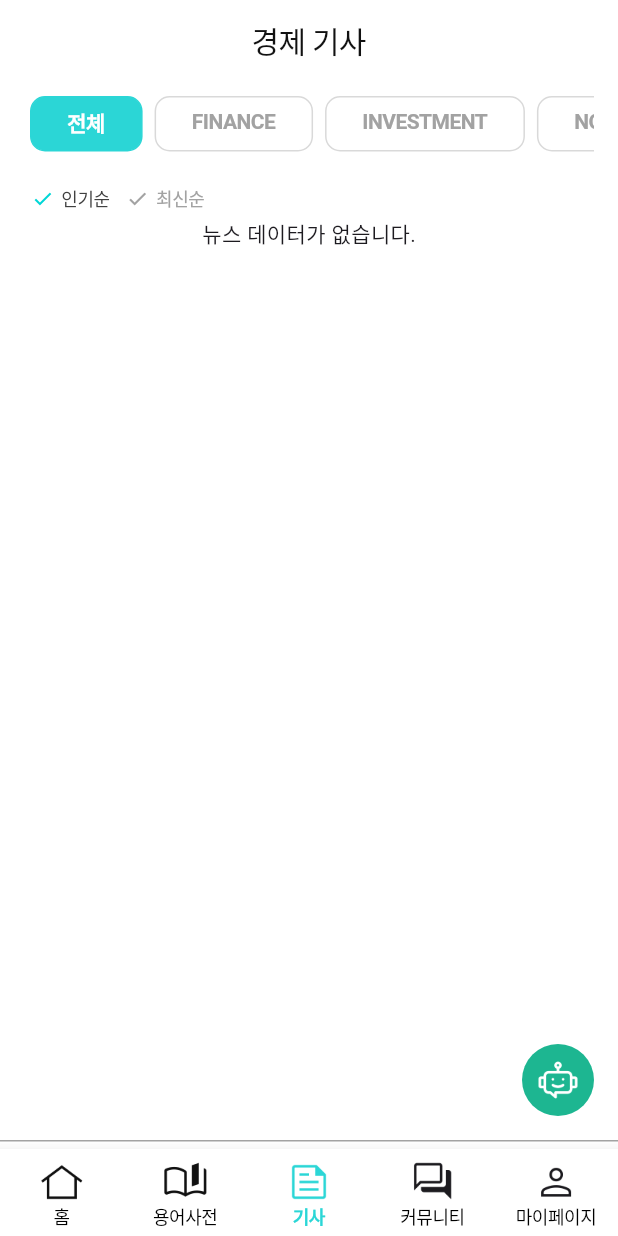
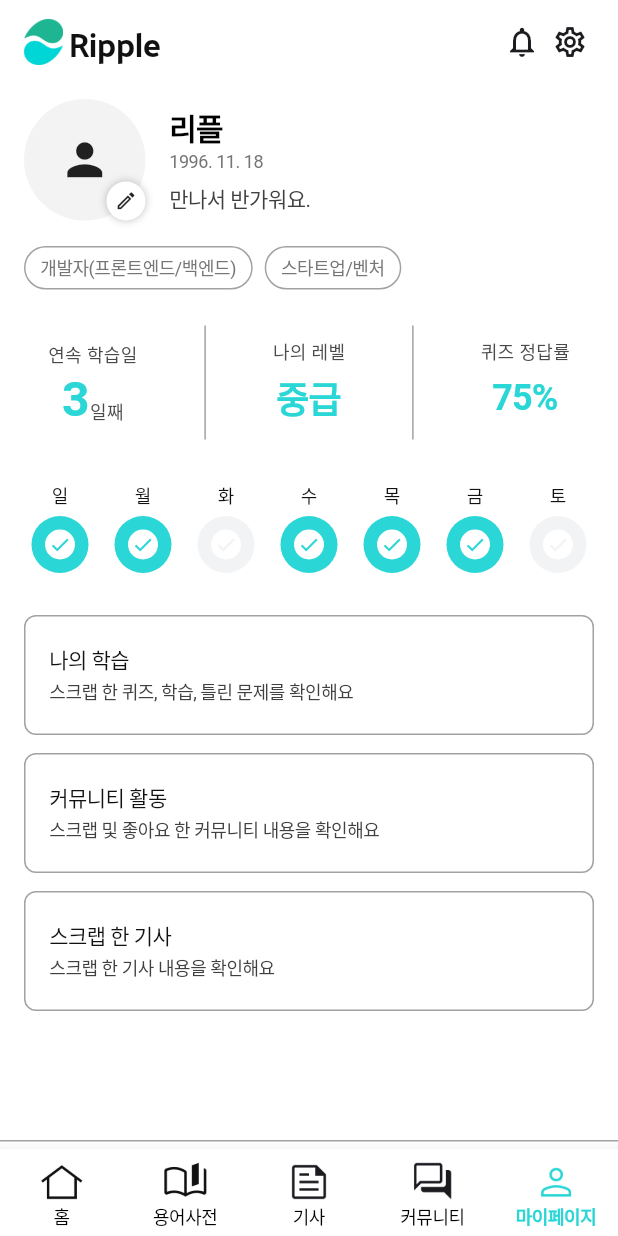
Before and after one commit to dayoung20/10th-Economic-Learning-FE, a Flutter app: the screen it shows after launch, on a phone screen of 412 x 824 dp. Run offline on Flutter 3.47's test engine with Material 3 defaults, Android fonts, the phone set to English and light mode, and no system bars; our stand-ins replace flutter_dotenv, get, go_router, image_picker, webview_flutter; missing offline and left inert: kakao_flutter_sdk_user; Roboto replaces fonts that are missing (Noto).

Commit message:
FEAT: 마이페이지 홈 화면 구성

```diff
--- a/economic_fe/lib/data/services/image_picker_service.dart
+++ b/economic_fe/lib/data/services/image_picker_service.dart
@@ -1,3 +1,4 @@
+import 'package:flutter/material.dart';
 import 'package:image_picker/image_picker.dart';
 
 class ImagePickerService {
@@ -8,8 +9,77 @@ class ImagePickerService {
     return await _picker.pickImage(source: ImageSource.gallery);
   }
 
-  // 카메라로 사진 찍기
+  // 카메라로 이미지 캡처
   Future<XFile?> pickImageFromCamera() async {
     return await _picker.pickImage(source: ImageSource.camera);
   }
+
+  // 프로필 사진 선택 다이얼로그
+  Future<XFile?> showImagePickerDialog(BuildContext context) async {
+    return await showDialog<XFile?>(
+      context: context,
+      builder: (context) {
+        return Dialog(
+          backgroundColor: Colors.white,
+          child: Container(
+            padding: const EdgeInsets.symmetric(vertical: 25, horizontal: 27),
+            child: Column(
+              mainAxisSize: MainAxisSize.min, // 다이얼로그 크기를 내용에 맞게 조정
+              crossAxisAlignment: CrossAxisAlignment.start,
+              children: [
+                const Text(
+                  '프로필 사진',
+                  style: TextStyle(
+                    color: Color(0xFF111111),
+                    fontSize: 24,
+                    fontWeight: FontWeight.w600,
+                    height: 1.30,
+                    letterSpacing: -0.60,
+                  ),
+                ),
+                const SizedBox(
+                  height: 25.5,
+                ),
+                // 사진첩 버튼
+                GestureDetector(
+                  onTap: () async {
+                    Navigator.pop(context, await pickImageFromGallery());
+                  },
+                  child: const Text(
+                    '사진첩',
+                    style: TextStyle(
+                      color: Color(0xFF111111),
+                      fontSize: 20,
+                      fontWeight: FontWeight.w400,
+                      height: 1.30,
+                      letterSpacing: -0.50,
+                    ),
+                  ),
+                ),
+                const SizedBox(
+                  height: 28,
+                ),
+                // 카메라 버튼
+                GestureDetector(
+                  onTap: () async {
+                    Navigator.pop(context, await pickImageFromCamera());
+                  },
+                  child: const Text(
+                    '카메라',
+                    style: TextStyle(
+                      color: Color(0xFF111111),
+                      fontSize: 20,
+                      fontWeight: FontWeight.w400,
+                      height: 1.30,
+                      letterSpacing: -0.50,
+                    ),
+                  ),
+                ),
+              ],
+            ),
+          ),
+        );
+      },
+    );
+  }
 }
--- a/economic_fe/lib/data/services/user_router.dart
+++ b/economic_fe/lib/data/services/user_router.dart
@@ -16,6 +16,7 @@ import 'package:economic_fe/view/screens/home_page.dart';
 import 'package:economic_fe/view/screens/learning_set/learning_list_page.dart';
 import 'package:economic_fe/view/screens/leveltest_result_page.dart';
 import 'package:economic_fe/view/screens/login/login_exist_page.dart';
+import 'package:economic_fe/view/screens/mypage/mypage_home_page.dart';
 
 import 'package:economic_fe/view/screens/onboarding/onboarding_card_page.dart';
 
@@ -178,6 +179,11 @@ class UserRouter {
         name: '/finish',
         page: () => const FinishPage(),
       ),
+      // 마이페이지
+      GetPage(
+        name: '/mypage',
+        page: () => const MypageHomePage(),
+      ),
     ];
   }
 }
--- a/economic_fe/lib/main.dart
+++ b/economic_fe/lib/main.dart
@@ -21,7 +21,7 @@ class RippleApp extends StatelessWidget {
   Widget build(BuildContext context) {
     return GetMaterialApp(
       title: 'Ripple',
-      initialRoute: '/article',
+      initialRoute: '/mypage',
       getPages: UserRouter.getPages(), // 라우트 설정
     );
   }
--- /dev/null
+++ b/economic_fe/lib/view/screens/mypage/mypage_home_page.dart
@@ -0,0 +1,517 @@
+import 'dart:io';
+
+import 'package:economic_fe/utils/screen_utils.dart';
+import 'package:economic_fe/view/theme/palette.dart';
+import 'package:economic_fe/view/widgets/custom_bottom_bar.dart';
+import 'package:economic_fe/view/widgets/profile_setting/profile_button_unselected.dart';
+import 'package:economic_fe/view_model/mypage/mypage_home_controller.dart';
+import 'package:flutter/material.dart';
+import 'package:get/get.dart';
+
+class MypageHomePage extends StatefulWidget {
+  const MypageHomePage({super.key});
+
+  @override
+  State<MypageHomePage> createState() => _MypageHomePageState();
+}
+
+class _MypageHomePageState extends State<MypageHomePage> {
+  final MypageHomeController controller = Get.put(MypageHomeController());
+
+  @override
+  Widget build(BuildContext context) {
+    return Scaffold(
+      backgroundColor: Palette.background,
+      appBar: AppBar(
+        backgroundColor: Palette.background,
+        forceMaterialTransparency: true,
+        automaticallyImplyLeading: false,
+        title: Row(
+          children: [
+            Image.asset(
+              'assets/icon.png',
+              width: 25.88,
+              height: 31.74,
+            ),
+            const SizedBox(
+              width: 4,
+            ),
+            const Text(
+              'Ripple',
+              style: TextStyle(
+                color: Color(0xFF111111),
+                fontSize: 22.40,
+                fontFamily: 'Palanquin',
+                fontWeight: FontWeight.w400,
+                letterSpacing: -0.45,
+              ),
+            ),
+          ],
+        ),
+        actions: [
+          GestureDetector(
+            onTap: () {}, // 알림 화면으로
+            child: const Icon(
+              Icons.notifications_none,
+              size: 24,
+              color: Color(0xff1c1b1f),
+            ),
+          ),
+          Padding(
+            padding: const EdgeInsets.only(right: 20, left: 8),
+            child: GestureDetector(
+              onTap: () {}, // 설정 화면으로
+              child: const Icon(
+                Icons.settings_outlined,
+                size: 24,
+                color: Color(0xff1c1b1f),
+              ),
+            ),
+          ),
+        ],
+      ),
+      bottomNavigationBar: const CustomBottomBar(currentIndex: 4),
+      body: Padding(
+        padding: const EdgeInsets.symmetric(horizontal: 16),
+        child: ListView(
+          children: [
+            Padding(
+              padding: const EdgeInsets.only(top: 10),
+              child: Row(
+                children: [
+                  // 사용자 프로필 사진
+                  SizedBox(
+                    height: 81,
+                    child: Stack(
+                      children: [
+                        Container(
+                          width: 81,
+                          height: 81,
+                          decoration: ShapeDecoration(
+                            color: const Color(0xFFF3F3F3),
+                            shape: RoundedRectangleBorder(
+                              borderRadius: BorderRadius.circular(43),
+                            ),
+                          ),
+                          child: Obx(() {
+                            return controller.selectedProfileImage.value != null
+                                ? ClipOval(
+                                    child: Image.file(
+                                      File(controller
+                                          .selectedProfileImage.value!),
+                                      fit: BoxFit.cover,
+                                      width: 81,
+                                      height: 81,
+                                    ),
+                                  )
+                                : const Icon(
+                                    Icons.person,
+                                    size: 35,
+                                  );
+                          }),
+                        ),
+                        Positioned(
+                          bottom: 0,
+                          right: 0,
+                          // 카메라 버튼
+                          child: GestureDetector(
+                            onTap: () {
+                              controller.selectProfileImage(context);
+                            },
+                            child: Container(
+                              width: 26,
+                              height: 26,
+                              decoration: ShapeDecoration(
+                                color: Colors.white,
+                                shape: RoundedRectangleBorder(
+                                  borderRadius: BorderRadius.circular(26),
+                                ),
+                                shadows: const [
+                                  BoxShadow(
+                                    color: Color(0x3F000000),
+                                    blurRadius: 4,
+                                    offset: Offset(0, 0),
+                                    spreadRadius: 0,
+                                  )
+                                ],
+                              ),
+                              child: const Icon(
+                                Icons.edit_outlined,
+                                size: 15,
+                              ),
+                            ),
+                          ),
+                        ),
+                      ],
+                    ),
+                  ),
+                  const SizedBox(
+                    width: 16,
+                  ),
+                  const Column(
+                    crossAxisAlignment: CrossAxisAlignment.start,
+                    children: [
+                      // 사용자 이름
+                      Text(
+                        '리플',
+                        style: TextStyle(
+                          color: Colors.black,
+                          fontSize: 20,
+                          fontWeight: FontWeight.w600,
+                          height: 1.40,
+                          letterSpacing: -0.50,
+                        ),
+                      ),
+                      // 생년월일
+                      Text(
+                        '1996. 11. 18',
+                        style: TextStyle(
+                          color: Color(0xFF767676),
+                          fontSize: 12,
+                          fontWeight: FontWeight.w400,
+                          height: 1.50,
+                          letterSpacing: -0.30,
+                        ),
+                      ),
+                      SizedBox(
+                        height: 6,
+                      ),
+                      // 한 줄 소개
+                      Text(
+                        '만나서 반가워요.',
+                        style: TextStyle(
+                          color: Color(0xFF404040),
+                          fontSize: 14,
+                          fontWeight: FontWeight.w400,
+                          height: 1.30,
+                          letterSpacing: -0.35,
+                        ),
+                      ),
+                    ],
+                  ),
+                ],
+              ),
+            ),
+            const Padding(
+              padding: EdgeInsets.only(top: 17),
+              child: Row(
+                children: [
+                  // 직무
+                  JobContainer(text: '개발자(프론트엔드/백엔드)'),
+                  SizedBox(
+                    width: 8,
+                  ),
+                  // 업종
+                  JobContainer(text: '스타트업/벤처'),
+                ],
+              ),
+            ),
+            const SizedBox(
+              height: 24,
+            ),
+            Padding(
+              padding: const EdgeInsets.symmetric(horizontal: 16),
+              child: Row(
+                mainAxisAlignment: MainAxisAlignment.spaceBetween,
+                children: [
+                  const Column(
+                    children: [
+                      Text(
+                        '연속 학습일',
+                        style: TextStyle(
+                          color: Color(0xFF4A4A4A),
+                          fontSize: 12,
+                          fontWeight: FontWeight.w400,
+                          height: 0.80,
+                        ),
+                      ),
+                      SizedBox(
+                        height: 11,
+                      ),
+                      Row(
+                        crossAxisAlignment: CrossAxisAlignment.end,
+                        children: [
+                          // 연속 학습일 수
+                          Text(
+                            '3',
+                            style: TextStyle(
+                              color: Color(0xFF2AD6D6),
+                              fontSize: 32,
+                              fontWeight: FontWeight.w600,
+                              height: 0.80,
+                            ),
+                          ),
+                          Text(
+                            '일째',
+                            style: TextStyle(
+                              color: Color(0xFF4A4A4A),
+                              fontSize: 12,
+                              fontWeight: FontWeight.w400,
+                              height: 0.80,
+                            ),
+                          ),
+                        ],
+                      ),
+                    ],
+                  ),
+                  Container(
+                    width: 1,
+                    height: 76,
+                    color: const Color(0xffa2a2a2),
+                  ),
+                  const Column(
+                    children: [
+                      Text(
+                        '나의 레벨',
+                        style: TextStyle(
+                          color: Color(0xFF4A4A4A),
+                          fontSize: 12,
+                          fontWeight: FontWeight.w400,
+                          height: 0.80,
+                        ),
+                      ),
+                      SizedBox(
+                        height: 9,
+                      ),
+                      // 나의 레벨
+                      Text(
+                        '중급',
+                        style: TextStyle(
+                          color: Color(0xFF2AD6D6),
+                          fontSize: 24,
+                          fontWeight: FontWeight.w700,
+                          height: 1.30,
+                          letterSpacing: -0.60,
+                        ),
+                      ),
+                    ],
+                  ),
+                  Container(
+                    width: 1,
+                    height: 76,
+                    color: const Color(0xffa2a2a2),
+                  ),
+                  const Column(
+                    children: [
+                      Text(
+                        '퀴즈 정답률',
+                        style: TextStyle(
+                          color: Color(0xFF4A4A4A),
+                          fontSize: 12,
+                          fontWeight: FontWeight.w400,
+                          height: 0.80,
+                        ),
+                      ),
+                      SizedBox(
+                        height: 9,
+                      ),
+                      // 퀴즈 정답률
+                      Text(
+                        '75%',
+                        style: TextStyle(
+                          color: Color(0xFF2AD6D6),
+                          fontSize: 24,
+                          fontWeight: FontWeight.w700,
+                          height: 1.30,
+                          letterSpacing: -0.60,
+                        ),
+                      ),
+                    ],
+                  ),
+                ],
+              ),
+            ),
+            const SizedBox(
+              height: 28,
+            ),
+            Padding(
+              padding: const EdgeInsets.symmetric(horizontal: 5),
+              child: Row(
+                mainAxisAlignment: MainAxisAlignment.spaceBetween,
+                children: List.generate(7, (index) {
+                  final days = ['일', '월', '화', '수', '목', '금', '토'];
+                  return DailyCheck(
+                    day: days[index],
+                    isChecked: controller.isCheckedList[index], // 첫 번째 항목만 true
+                  );
+                }),
+              ),
+            ),
+            const SizedBox(
+              height: 28,
+            ),
+            const MyContentsContainer(
+              title: '나의 학습',
+              subTitle: '스크랩 한 퀴즈, 학습, 틀린 문제를 확인해요',
+            ),
+            const SizedBox(
+              height: 12,
+            ),
+            const MyContentsContainer(
+              title: '커뮤니티 활동',
+              subTitle: '스크랩 및 좋아요 한 커뮤니티 내용을 확인해요',
+            ),
+            const SizedBox(
+              height: 12,
+            ),
+            const MyContentsContainer(
+              title: '스크랩 한 기사',
+              subTitle: '스크랩 한 기사 내용을 확인해요',
+            ),
+          ],
+        ),
+      ),
+    );
+  }
+}
+
+class MyContentsContainer extends StatelessWidget {
+  final String title;
+  final String subTitle;
+
+  const MyContentsContainer({
+    super.key,
+    required this.title,
+    required this.subTitle,
+  });
+
+  @override
+  Widget build(BuildContext context) {
+    return Container(
+      width: MediaQuery.of(context).size.width - 32,
+      height: 80,
+      padding: const EdgeInsets.symmetric(horizontal: 16, vertical: 12),
+      decoration: ShapeDecoration(
+        color: Colors.white,
+        shape: RoundedRectangleBorder(
+          side: const BorderSide(width: 1, color: Color(0xFFA2A2A2)),
+          borderRadius: BorderRadius.circular(8),
+        ),
+      ),
+      child: Column(
+        crossAxisAlignment: CrossAxisAlignment.start,
+        mainAxisAlignment: MainAxisAlignment.center,
+        children: [
+          Text(
+            title,
+            style: const TextStyle(
+              color: Color(0xFF111111),
+              fontSize: 14,
+              fontWeight: FontWeight.w400,
+              height: 1.30,
+              letterSpacing: -0.35,
+            ),
+          ),
+          const SizedBox(
+            height: 4,
+          ),
+          Text(
+            subTitle,
+            style: const TextStyle(
+              color: Color(0xFF404040),
+              fontSize: 12,
+              fontWeight: FontWeight.w400,
+              height: 1.30,
+              letterSpacing: -0.30,
+            ),
+          ),
+        ],
+      ),
+    );
+  }
+}
+
+class DailyCheck extends StatelessWidget {
+  final String day;
+  final bool isChecked;
+
+  const DailyCheck({
+    super.key,
+    required this.day,
+    required this.isChecked,
+  });
+
+  @override
+  Widget build(BuildContext context) {
+    return Column(
+      children: [
+        Text(
+          day,
+          style: const TextStyle(
+            color: Color(0xFF111111),
+            fontSize: 12,
+            fontFamily: 'Noto',
+            fontWeight: FontWeight.w500,
+          ),
+        ),
+        const SizedBox(
+          height: 6,
+        ),
+        Container(
+          width: 38,
+          height: 38,
+          decoration: ShapeDecoration(
+            color:
+                isChecked ? const Color(0xFF2AD6D6) : const Color(0xfff2f3f5),
+            shape: RoundedRectangleBorder(
+              borderRadius: BorderRadius.circular(36),
+            ),
+          ),
+          child: Center(
+            child: Container(
+              width: 20,
+              height: 20,
+              padding: const EdgeInsets.all(2),
+              decoration: ShapeDecoration(
+                color: Colors.white,
+                shape: RoundedRectangleBorder(
+                  borderRadius: BorderRadius.circular(10),
+                ),
+              ),
+              child: Icon(
+                Icons.check,
+                color: isChecked
+                    ? const Color(0xFF2AD6D6)
+                    : const Color(0xfff2f3f5),
+                size: 15,
+              ),
+            ),
+          ),
+        ),
+      ],
+    );
+  }
+}
+
+class JobContainer extends StatelessWidget {
+  final String text;
+
+  const JobContainer({
+    super.key,
+    required this.text,
+  });
+
+  @override
+  Widget build(BuildContext context) {
+    return Container(
+      padding: const EdgeInsets.symmetric(horizontal: 10, vertical: 4),
+      decoration: ShapeDecoration(
+        color: Colors.white,
+        shape: RoundedRectangleBorder(
+          side: const BorderSide(width: 1, color: Color(0xFFA2A2A2)),
+          borderRadius: BorderRadius.circular(20),
+        ),
+      ),
+      child: Text(
+        text,
+        style: const TextStyle(
+          color: Color(0xFF767676),
+          fontSize: 12,
+          fontWeight: FontWeight.w400,
+          height: 1.50,
+          letterSpacing: -0.30,
+        ),
+      ),
+    );
+  }
+}
--- a/economic_fe/lib/view/widgets/custom_bottom_bar.dart
+++ b/economic_fe/lib/view/widgets/custom_bottom_bar.dart
@@ -116,7 +116,7 @@ class CustomBottomBar extends StatelessWidget {
               Get.toNamed('/community'); // 커뮤니티 페이지로 이동
               break;
             case 4:
-              // Get.toNamed('/profile');  // 마이페이지로 이동
+              Get.toNamed('/mypage'); // 마이페이지로 이동
               break;
             default:
               break;
--- /dev/null
+++ b/economic_fe/lib/view_model/mypage/mypage_home_controller.dart
@@ -0,0 +1,20 @@
+import 'package:economic_fe/data/services/image_picker_service.dart';
+import 'package:flutter/material.dart';
+import 'package:get/get.dart';
+
+class MypageHomeController extends GetxController {
+  final ImagePickerService _imagePickerService = ImagePickerService();
+  var selectedProfileImage = Rx<String?>(null);
+
+  // 프로필 사진 선택 함수
+  Future<void> selectProfileImage(BuildContext context) async {
+    final image = await _imagePickerService.showImagePickerDialog(context);
+    if (image != null) {
+      selectedProfileImage.value = image.path; // 이미지 경로 저장
+      print('Selected image path: ${image.path}');
+    }
+  }
+
+  // 요일 체크 상태 관리
+  var isCheckedList = <bool>[true, true, false, true, true, true, false].obs;
+}
--- a/economic_fe/lib/view_model/profile_setting/basic_controller.dart
+++ b/economic_fe/lib/view_model/profile_setting/basic_controller.dart
@@ -41,85 +41,13 @@ class BasicController extends GetxController {
     Get.toNamed('/profile_setting');
   }
 
-  // 프로필 사진 선택 함수 (갤러리 또는 카메라)
+  // 프로필 사진 선택 함수
   Future<void> selectProfileImage(BuildContext context) async {
-    // 이미지 선택 다이얼로그
-    await showDialog(
-      context: context,
-      builder: (context) {
-        return Dialog(
-          backgroundColor: Colors.white,
-          child: Container(
-            padding: const EdgeInsets.symmetric(vertical: 25, horizontal: 27),
-            child: Column(
-              mainAxisSize: MainAxisSize.min, // 다이얼로그 크기를 내용에 맞게 조정
-              crossAxisAlignment: CrossAxisAlignment.start,
-              children: [
-                const Text(
-                  '프로필 사진',
-                  style: TextStyle(
-                    color: Color(0xFF111111),
-                    fontSize: 24,
-                    fontWeight: FontWeight.w600,
-                    height: 1.30,
-                    letterSpacing: -0.60,
-                  ),
-                ),
-                const SizedBox(
-                  height: 25.5,
-                ),
-                // 사진첩 버튼
-                GestureDetector(
-                  onTap: () async {
-                    Navigator.pop(context);
-                    var image =
-                        await _imagePickerService.pickImageFromGallery();
-                    if (image != null) {
-                      selectedProfileImage.value = image.path; // 이미지 경로 저장
-                      print('Selected image path: ${image.path}');
-                    }
-                  },
-                  child: const Text(
-                    '사진첩',
-                    style: TextStyle(
-                      color: Color(0xFF111111),
-                      fontSize: 20,
-                      fontWeight: FontWeight.w400,
-                      height: 1.30,
-                      letterSpacing: -0.50,
-                    ),
-                  ),
-                ),
-                const SizedBox(
-                  height: 28,
-                ),
-                // 카메라 버튼
-                GestureDetector(
-                  onTap: () async {
-                    Navigator.pop(context);
-                    var image = await _imagePickerService.pickImageFromCamera();
-                    if (image != null) {
-                      selectedProfileImage.value = image.path; // 이미지 경로 저장
-                      print('Captured image path: ${image.path}');
-                    }
-                  },
-                  child: const Text(
-                    '카메라',
-                    style: TextStyle(
-                      color: Color(0xFF111111),
-                      fontSize: 20,
-                      fontWeight: FontWeight.w400,
-                      height: 1.30,
-                      letterSpacing: -0.50,
-                    ),
-                  ),
-                ),
-              ],
-            ),
-          ),
-        );
-      },
-    );
+    final image = await _imagePickerService.showImagePickerDialog(context);
+    if (image != null) {
+      selectedProfileImage.value = image.path; // 이미지 경로 저장
+      print('Selected image path: ${image.path}');
+    }
   }
 
   // 닉네임 유효성 검사
--- a/economic_fe/pubspec.yaml
+++ b/economic_fe/pubspec.yaml
@@ -92,6 +92,9 @@ flutter:
     - family: Palanquin
       fonts:
         - asset: assets/fonts/PalanquinDark-Regular.ttf
+    - family: Noto
+      fonts:
+        - asset: assets/fonts/NotoSansKR-Medium.ttf
   #
   # For details regarding fonts from package dependencies,
   # see https://flutter.dev/to/font-from-package
```
Also changed, not shown: economic_fe/pubspec.lock, 4 other files.
